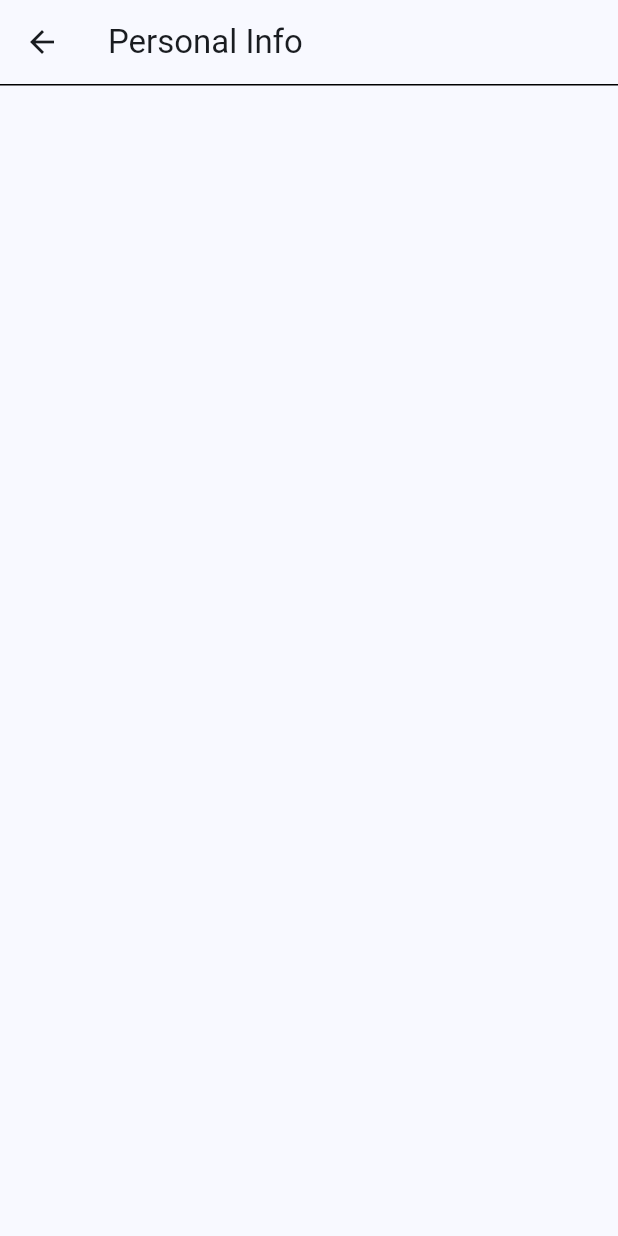
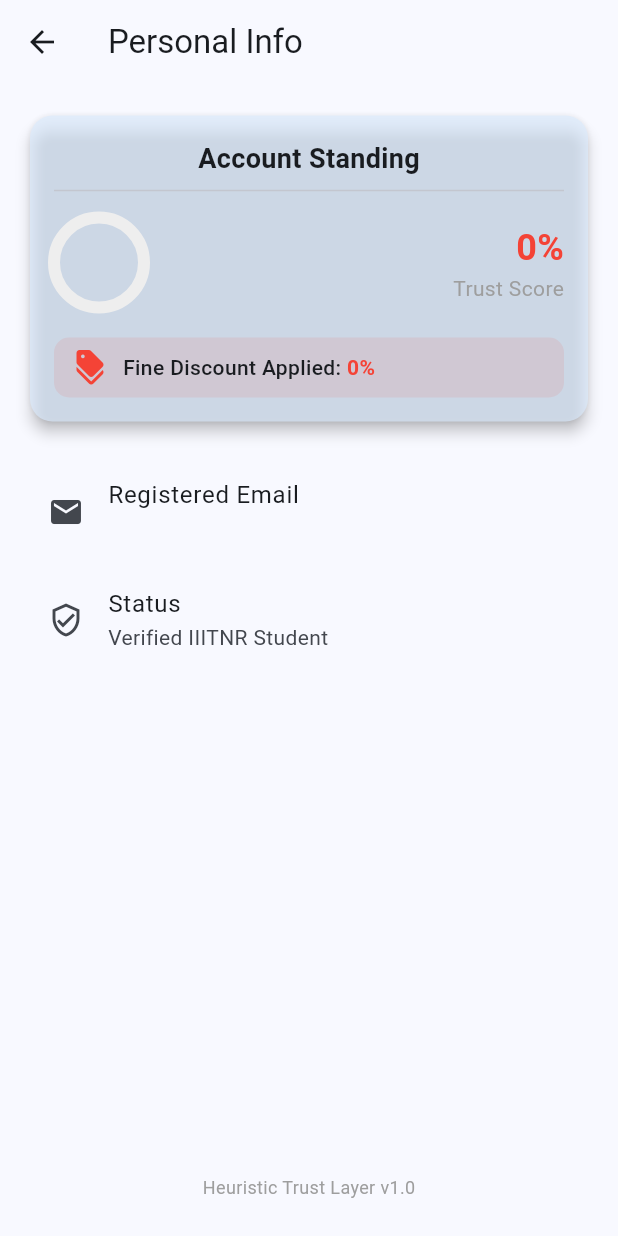
Before and after one commit to Chaturya0937/iiitnr, a Flutter app: the Personalinfo screen opened directly, on a phone screen of 412 x 824 dp. Run offline on Flutter 3.47's test engine with Material 3 defaults, Android fonts, the light colour scheme and no system bars; our stand-ins replace cloud_firestore, csv, file_picker, firebase_auth, firebase_core, permission_handler and 1 more; missing offline and left inert: mobile_scanner; accounts and stored records are empty.

Commit message:
Update personalinfo.dart

```diff
--- a/lib/personalinfo.dart
+++ b/lib/personalinfo.dart
@@ -1,28 +1,140 @@
 import 'package:cloud_firestore/cloud_firestore.dart';
+import 'package:firebase_auth/firebase_auth.dart';
 import 'package:flutter/material.dart';
 
 class Personalinfo extends StatelessWidget {
   const Personalinfo({super.key});
-  // void getinfo() async{
-  //   await FirebaseFirestore.instance.collection();
-  // };
 
   @override
   Widget build(BuildContext context) {
+    final String? userEmail = FirebaseAuth.instance.currentUser?.email;
+
     return Scaffold(
       appBar: AppBar(
-        title: Text("Personal Info"),
-        bottom: PreferredSize(
-            preferredSize: const Size.fromHeight(
-              1.0,
-            ), // height of the black line
-            child: Container(color: Colors.black, height: 1.0),
-          ),
+        title: const Text("Personal Info"),
+        bottom: const PreferredSize(
+          preferredSize: Size.fromHeight(1.0),
+          child: ColoredBox(color: Colors.black, child: SizedBox(height: 1.0)),
+        ),
       ),
-      body: Column(
-        children: [
+      body: StreamBuilder<DocumentSnapshot>(
+        stream: FirebaseFirestore.instance.collection('users').doc(userEmail).snapshots(),
+        builder: (context, snapshot) {
+          if (snapshot.connectionState == ConnectionState.waiting) {
+            return const Center(child: CircularProgressIndicator());
+          }
 
-        ],
+          if (snapshot.hasError) {
+            return Center(child: Text("Error: ${snapshot.error}"));
+          }
+
+          final data = snapshot.data?.data() as Map<String, dynamic>? ?? {};
+          // Default to 100 if the field doesn't exist yet
+          final int trustScore = data['trust_score'] ?? 100;
+
+          // Logic for visual feedback based on the score
+          Color statusColor = trustScore > 80
+              ? Colors.green
+              : (trustScore > 50 ? Colors.orange : Colors.red);
+
+          return Padding(
+            padding: const EdgeInsets.all(16.0),
+            child: Column(
+              children: [
+                // Visual Trust Score & Reward Card
+                Card(
+                  elevation: 4,
+                  shape: RoundedRectangleBorder(borderRadius: BorderRadius.circular(15)),
+                  child: Padding(
+                    padding: const EdgeInsets.all(16.0),
+                    child: Column(
+                      children: [
+                        const Text(
+                          "Account Standing",
+                          style: TextStyle(fontWeight: FontWeight.bold, fontSize: 18)
+                        ),
+                        const Divider(),
+                        const SizedBox(height: 10),
+                        Row(
+                          mainAxisAlignment: MainAxisAlignment.spaceBetween,
+                          children: [
+                            SizedBox(
+                              height: 60,
+                              width: 60,
+                              child: CircularProgressIndicator(
+                                value: trustScore / 100,
+                                backgroundColor: Colors.grey[200],
+                                color: statusColor,
+                                strokeWidth: 8,
+                              ),
+                            ),
+                            Column(
+                              crossAxisAlignment: CrossAxisAlignment.end,
+                              children: [
+                                Text(
+                                  "$trustScore%",
+                                  style: TextStyle(
+                                    fontSize: 24,
+                                    fontWeight: FontWeight.bold,
+                                    color: statusColor
+                                  )
+                                ),
+                                const Text("Trust Score", style: TextStyle(color: Colors.grey)),
+                              ],
+                            ),
+                          ],
+                        ),
+                        const SizedBox(height: 20),
+                        Container(
+                          padding: const EdgeInsets.symmetric(vertical: 8, horizontal: 12),
+                          decoration: BoxDecoration(
+                            color: statusColor.withOpacity(0.1),
+                            borderRadius: BorderRadius.circular(10),
+                          ),
+                          child: Row(
+                            children: [
+                              Icon(Icons.discount, color: statusColor),
+                              const SizedBox(width: 10),
+                              const Text(
+                                "Fine Discount Applied: ",
+                                style: TextStyle(fontWeight: FontWeight.w500)
+                              ),
+                              Text(
+                                "$trustScore%",
+                                style: TextStyle(
+                                  fontWeight: FontWeight.bold,
+                                  color: statusColor
+                                )
+                              ),
+                            ],
+                          ),
+                        ),
+                      ],
+                    ),
+                  ),
+                ),
+                const SizedBox(height: 20),
+                // User Details
+                ListTile(
+                  leading: const Icon(Icons.email),
+                  title: const Text("Registered Email"),
+                  subtitle: Text(userEmail ?? "Not Logged In"),
+                ),
+                const ListTile(
+                  leading: Icon(Icons.verified_user_outlined),
+                  title: Text("Status"),
+                  subtitle: Text("Verified IIITNR Student"),
+                ),
+                const Spacer(),
+                const Text(
+                  "Heuristic Trust Layer v1.0",
+                  style: TextStyle(color: Colors.grey, fontSize: 12),
+                ),
+                const SizedBox(height: 8),
+              ],
+            ),
+          );
+        },
       ),
     );
   }
```
